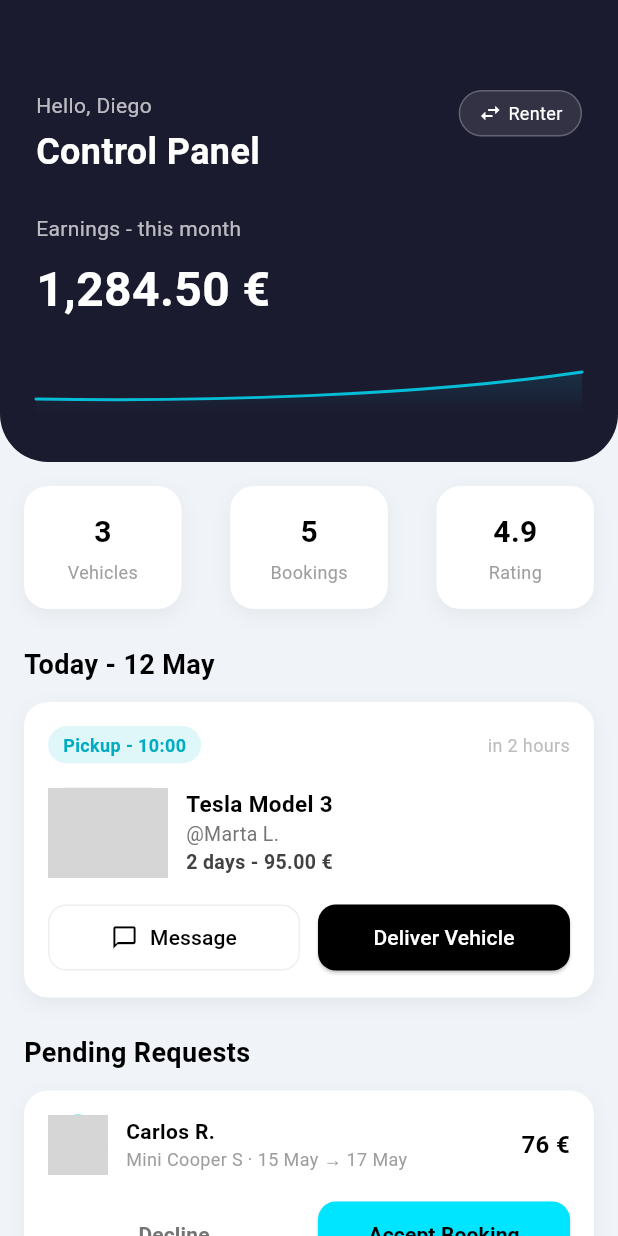
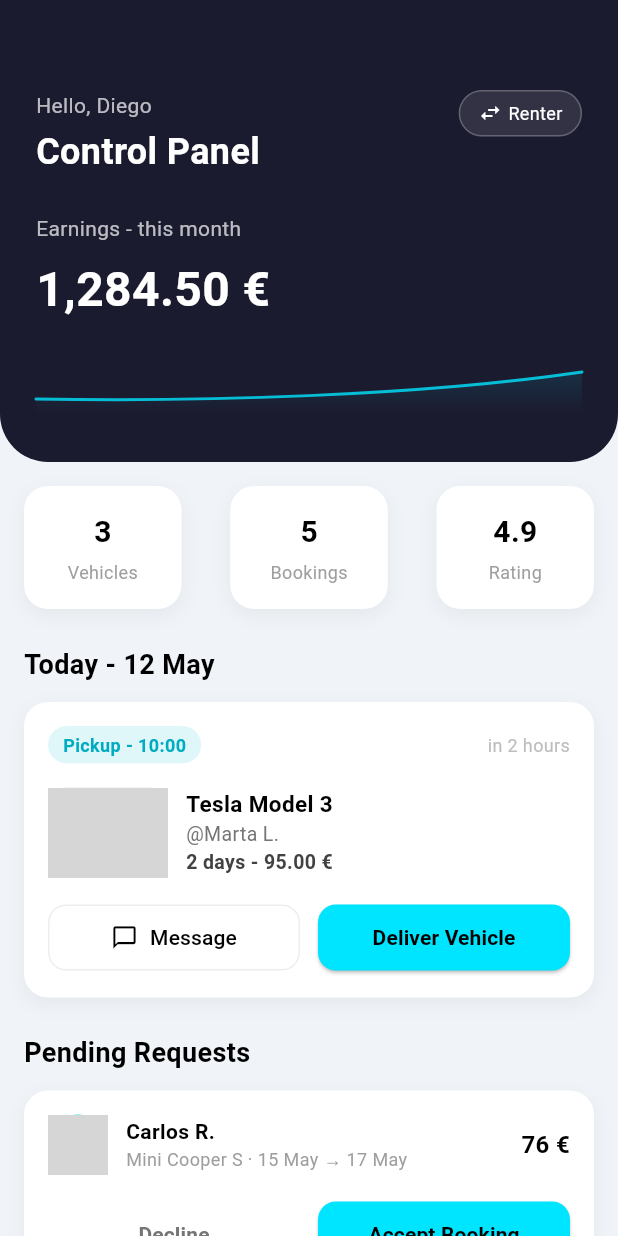
Before and after one commit to Startup-y-upc/rent2go-flutter, a Flutter app: the OwnerDashboardScreen screen opened directly, on a phone screen of 412 x 824 dp. Run offline on Flutter 3.47's test engine with Material 3 defaults, Android fonts, the phone set to English and light mode, and no system bars; drawn by our look-alikes of cached_network_image; our stand-ins replace flutter_map, go_router, hive_flutter, image_picker, latlong2, shared_preferences; accounts and stored records are empty; network calls fail; grey boxes are pictures that could not be loaded.

Commit message:
style: change deliver vehicle button color to cyan for consistency

```diff
--- a/lib/screens/owner_dashboard_screen.dart
+++ b/lib/screens/owner_dashboard_screen.dart
@@ -315,12 +315,12 @@ class _OwnerDashboardScreenState extends State<OwnerDashboardScreen> {
                     _showDeliveryDialog();
                   },
                   style: ElevatedButton.styleFrom(
-                    backgroundColor: Colors.black,
-                    foregroundColor: Colors.white,
+                    backgroundColor: kCyan,
+                    foregroundColor: Colors.black,
                     shape: RoundedRectangleBorder(borderRadius: BorderRadius.circular(12)),
                     padding: const EdgeInsets.symmetric(vertical: 12),
                   ),
-                  child: const Text('Deliver Vehicle'),
+                  child: const Text('Deliver Vehicle', style: TextStyle(fontWeight: FontWeight.bold)),
                 ),
               ),
             ],
```
